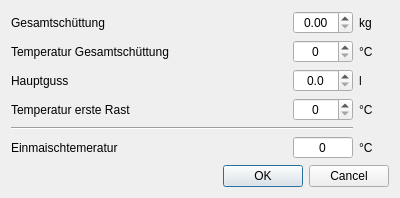
Qt form kleiner-brauhelfer/dialogs/dlgeinmaischtemp.ui (kleiner-brauhelfer/kleiner-brauhelfer-2) before a commit.
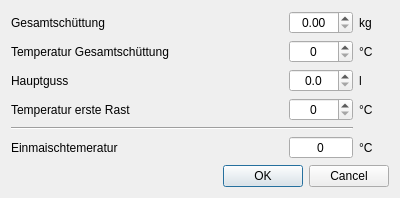
The same form after that commit. Custom widgets are drawn as their Qt base class.

```diff
--- a/kleiner-brauhelfer/dialogs/dlgeinmaischtemp.ui
+++ b/kleiner-brauhelfer/dialogs/dlgeinmaischtemp.ui
@@ -37,6 +37,9 @@
        <property name="decimals">
         <number>2</number>
        </property>
+       <property name="maximum">
+        <double>999.990000000000009</double>
+       </property>
       </widget>
      </item>
      <item row="1" column="2">
```
